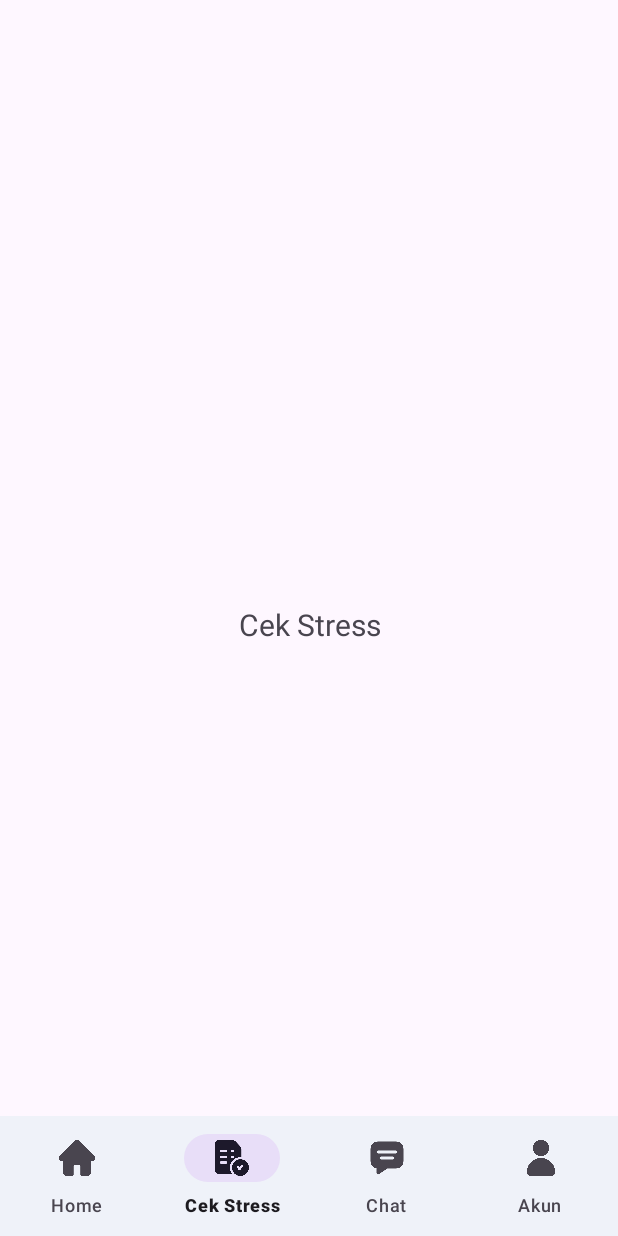
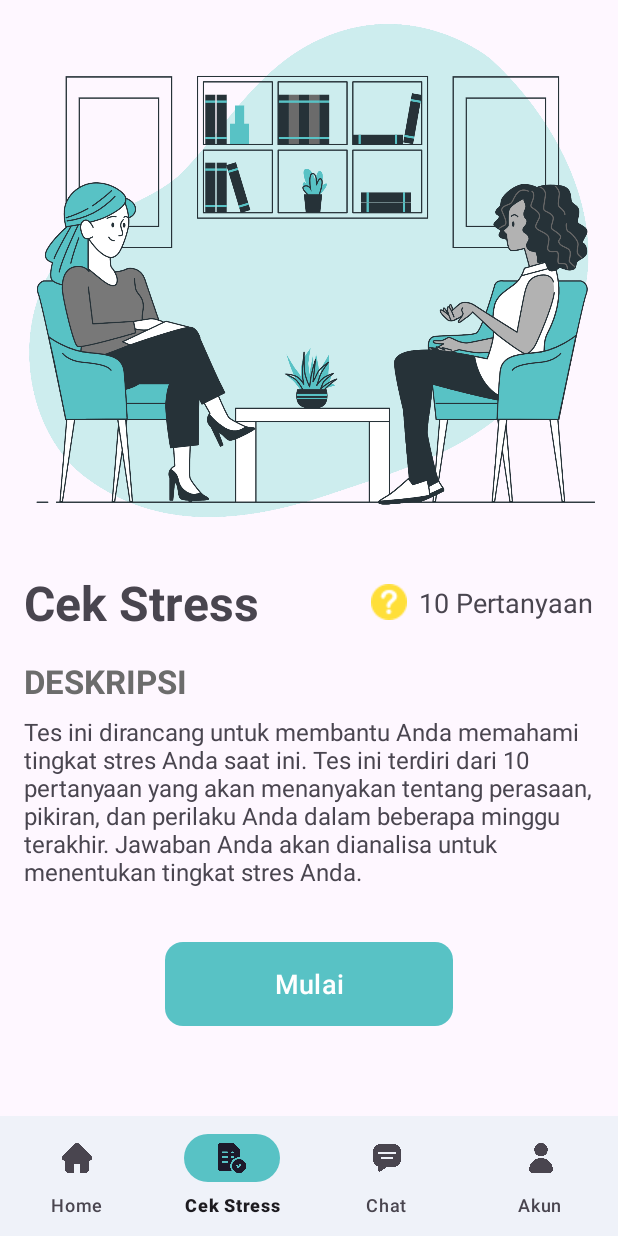
Before and after one commit to AzisSyam/ByeByeStress, an Android app: the StressTesFragment screen opened through its navigation route, on a phone screen of 412 x 824 dp. Run offline under Robolectric (Android 15) with nearby library versions, the phone set to English and light mode, and no system bars; our stand-ins replace navigation-ui.

Commit message:
Layouting stress test page dan fix beberapa UI

```diff
--- a/app/src/main/AndroidManifest.xml
+++ b/app/src/main/AndroidManifest.xml
@@ -20,6 +20,7 @@
       android:label="@string/title_activity_main" />
     <activity
       android:name=".ui.splashscreen.SplashScreen"
+      android:theme="@style/SplashScreenTheme"
       android:exported="true">
       <intent-filter>
         <action android:name="android.intent.action.MAIN" />
--- a/app/src/main/res/layout/activity_main.xml
+++ b/app/src/main/res/layout/activity_main.xml
@@ -13,6 +13,8 @@
     android:layout_marginStart="0dp"
     android:layout_marginEnd="0dp"
     app:labelVisibilityMode="labeled"
+    app:itemIconSize="20dp"
+    app:compatShadowEnabled="true"
     android:background="?android:attr/windowBackground"
     app:layout_constraintBottom_toBottomOf="parent"
     app:layout_constraintLeft_toLeftOf="parent"
--- a/app/src/main/res/layout/activity_splash_screen.xml
+++ b/app/src/main/res/layout/activity_splash_screen.xml
@@ -42,26 +42,13 @@
 
   <ImageView
     android:id="@+id/illustration"
-    android:layout_width="630dp"
-    android:layout_height="630dp"
+    android:layout_width="600dp"
+    android:layout_height="600dp"
+    android:scaleType="centerCrop"
     app:layout_constraintTop_toBottomOf="@id/app_name"
     app:layout_constraintEnd_toEndOf="parent"
     app:layout_constraintStart_toStartOf="parent"
     android:src="@drawable/splash_illustration"
     android:contentDescription="splash_screen_image"/>
 
-  <View
-
-    android:layout_width="318dp"
-    android:layout_height="14dp"
-    android:background="@drawable/bar"
-    app:layout_constraintBottom_toBottomOf="@id/illustration"
-    app:layout_constraintEnd_toEndOf="parent"
-    app:layout_constraintStart_toStartOf="parent"
-    />
-
-
-
-
-
 </androidx.constraintlayout.widget.ConstraintLayout>
--- a/app/src/main/res/layout/fragment_home.xml
+++ b/app/src/main/res/layout/fragment_home.xml
@@ -33,7 +33,7 @@
     android:layout_height="200dp"
     app:layout_constraintTop_toTopOf="parent"
     app:layout_constraintEnd_toEndOf="parent"
-    android:layout_marginTop="48dp"
+    android:layout_marginTop="40dp"
     app:layout_constraintStart_toStartOf="parent"
     android:layout_marginHorizontal="16dp"
     >
--- a/app/src/main/res/layout/fragment_stress_tes.xml
+++ b/app/src/main/res/layout/fragment_stress_tes.xml
@@ -1,23 +1,92 @@
 <?xml version="1.0" encoding="utf-8"?>
-<androidx.constraintlayout.widget.ConstraintLayout xmlns:android="http://schemas.android.com/apk/res/android"
+<ScrollView xmlns:android="http://schemas.android.com/apk/res/android"
   xmlns:app="http://schemas.android.com/apk/res-auto"
   xmlns:tools="http://schemas.android.com/tools"
+  android:layout_width="match_parent"
+  android:layout_height="match_parent">
+
+  <androidx.constraintlayout.widget.ConstraintLayout
     android:layout_width="match_parent"
     android:layout_height="match_parent"
     tools:context=".ui.stresstes.StressTesFragment">
 
+    <ImageView
+      android:id="@+id/stress_test_illustration"
+      android:layout_width="match_parent"
+      android:layout_height="400dp"
+      android:layout_marginTop="-20dp"
+      android:scaleType="centerCrop"
+      android:src="@drawable/test_illustration"
+      app:layout_constraintEnd_toEndOf="parent"
+      app:layout_constraintHorizontal_bias="0.496"
+      app:layout_constraintStart_toStartOf="parent"
+      app:layout_constraintTop_toTopOf="parent" />
+
     <TextView
-    android:id="@+id/text_dashboard"
+      android:id="@+id/title_stress_test"
+      android:layout_width="wrap_content"
+      android:layout_height="wrap_content"
+      android:layout_marginStart="16dp"
+      android:fontFamily="sans-serif"
+      android:text="@string/title_stress_tes"
+      android:textSize="32sp"
+      android:textStyle="bold"
+      app:layout_constraintStart_toStartOf="parent"
+      app:layout_constraintTop_toBottomOf="@id/stress_test_illustration" />
+
+    <TextView
+      android:id="@+id/question_count"
+      android:layout_width="wrap_content"
+      android:layout_height="wrap_content"
+      android:layout_marginEnd="16dp"
+      android:drawableStart="@drawable/question_24"
+      android:drawablePadding="8dp"
+      android:fontFamily="sans-serif"
+      android:text="@string/question_count"
+      android:textSize="18sp"
+      app:layout_constraintBottom_toBottomOf="@id/title_stress_test"
+      app:layout_constraintEnd_toEndOf="parent"
+      app:layout_constraintTop_toTopOf="@id/title_stress_test" />
+
+    <TextView
+      android:id="@+id/description_title"
+      android:layout_width="wrap_content"
+      android:layout_height="wrap_content"
+      android:layout_marginStart="16dp"
+      android:layout_marginTop="16dp"
+      android:fontFamily="sans-serif"
+      android:text="@string/title_description"
+      android:textColor="@color/gray"
+      android:textSize="22sp"
+      android:textStyle="bold"
+      app:layout_constraintStart_toStartOf="parent"
+      app:layout_constraintTop_toBottomOf="@id/title_stress_test" />
+
+    <TextView
+      android:id="@+id/description"
       android:layout_width="match_parent"
       android:layout_height="wrap_content"
-    android:layout_marginStart="8dp"
+      android:layout_marginHorizontal="16dp"
       android:layout_marginTop="8dp"
-    android:layout_marginEnd="8dp"
-    android:textAlignment="center"
-    android:text="@string/title_stress_tes"
-    android:textSize="20sp"
-    app:layout_constraintBottom_toBottomOf="parent"
+      android:fontFamily="sans-serif"
+      android:text="@string/description"
+      android:textSize="16sp"
       app:layout_constraintEnd_toEndOf="parent"
       app:layout_constraintStart_toStartOf="parent"
-    app:layout_constraintTop_toTopOf="parent" />
+      app:layout_constraintTop_toBottomOf="@id/description_title" />
+
+    <Button
+      android:id="@+id/btn_start_test"
+      style="@style/ButtonStyle"
+      android:layout_width="200dp"
+      android:layout_height="64dp"
+      android:layout_marginTop="32dp"
+      android:text="@string/start"
+      android:textSize="18sp"
+      app:layout_constraintEnd_toEndOf="parent"
+      app:layout_constraintStart_toStartOf="parent"
+      app:layout_constraintTop_toBottomOf="@id/description" />
+
+
   </androidx.constraintlayout.widget.ConstraintLayout>
+</ScrollView>
--- a/app/src/main/res/values/colors.xml
+++ b/app/src/main/res/values/colors.xml
@@ -5,4 +5,6 @@
   <color name="primary_color">#58C2C5</color>
   <color name="background_screen">#EFF3FD</color>
   <color name="button_nav">#F1F6F9</color>
+  <color name="gray">#6C6C6C</color>
+
 </resources>
--- a/app/src/main/res/values/strings.xml
+++ b/app/src/main/res/values/strings.xml
@@ -5,9 +5,13 @@
   <string name="title_stress_tes">Cek Stress</string>
   <string name="title_chat">Chat</string>
   <string name="title_profile">Akun</string>
-  <!-- TODO: Remove or change this placeholder text -->
+  <string name="title_stress_test">Stress Test</string>
   <string name="hello_blank_fragment">Hello blank fragment</string>
   <string name="title_activity_tes">TesActivity</string>
   <string name="title_dashboard">Dashboard</string>
   <string name="title_notifications">Notifications</string>
+  <string name="question_count">10 Pertanyaan</string>
+  <string name="title_description">DESKRIPSI</string>
+  <string name="description">Tes ini dirancang untuk membantu Anda memahami tingkat stres Anda saat ini. Tes ini terdiri dari 10 pertanyaan yang akan menanyakan tentang perasaan, pikiran, dan perilaku Anda dalam beberapa minggu terakhir. Jawaban Anda akan dianalisa untuk menentukan tingkat stres Anda.</string>
+  <string name="start">Mulai</string>
 </resources>
--- a/app/src/main/res/values/themes.xml
+++ b/app/src/main/res/values/themes.xml
@@ -3,12 +3,19 @@
   <style name="Base.Theme.ByeByeStress" parent="Theme.Material3.DayNight.NoActionBar">
     <item name="colorPrimary">@color/primary_color</item>
     <item name="android:windowActionBar">false</item>
+    <item name="colorSecondaryContainer">@color/primary_color</item>
   </style>
-
 
   <style name="MainActivityTheme" parent="Base.Theme.ByeByeStress">
     <item name="android:navigationBarColor">@color/button_nav</item>
+  </style>
 
+  <style name="SplashScreenTheme" parent="Base.Theme.ByeByeStress">
+    <item name="android:navigationBarColor">@color/background_screen</item>
+  </style>
+
+  <style name="ButtonStyle" parent="Widget.Material3.Button.IconButton.Filled">
+    <item name="cornerRadius">12dp</item>
   </style>
 
   <style name="Theme.ByeByeStress" parent="Base.Theme.ByeByeStress" />
```
Also changed, not shown: app/src/main/res/drawable/question.png (added), app/src/main/res/drawable/question_24.png (added), app/src/main/res/drawable/test_illustration.png (added). Lines whose indentation alone changed are shown as unchanged.
